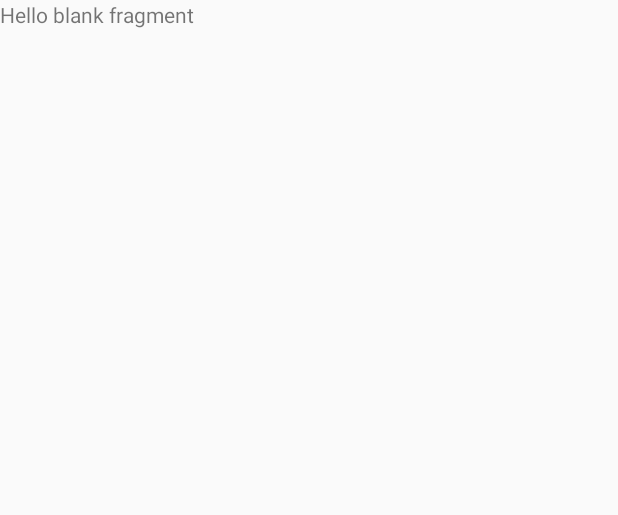
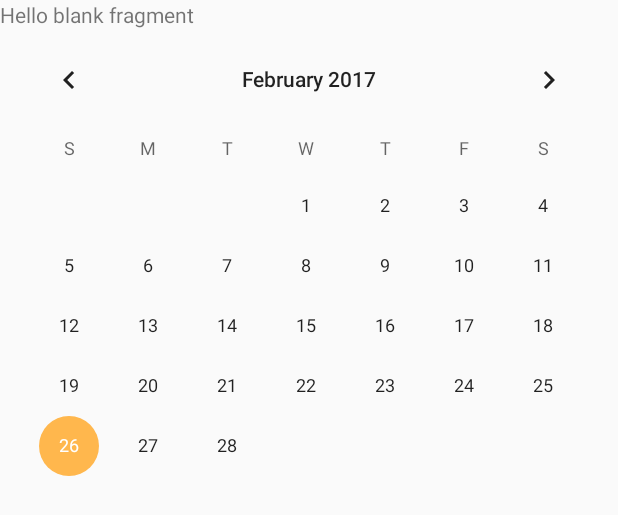
Before and after one commit to razvandalca/iStud-Android, an Android app: the layout fragment_calendar.xml on its own in the app's theme, with its tools: preview values and no code run, on a phone screen of 412 x 824 dp. Shown: the top 515 px of the screen. Run offline under Robolectric (Android 15) with nearby library versions, the phone set to English and light mode, and no system bars.

Commit message:
Avem calendaaar

```diff
--- a/app/src/main/java/ro/horiacalin/istud/EcranPrincipalActivity.java
+++ b/app/src/main/java/ro/horiacalin/istud/EcranPrincipalActivity.java
@@ -19,6 +19,7 @@ public class EcranPrincipalActivity extends AppCompatActivity {
 
     public ViewPager viewPager;
     public ViewPageAdapter viewPageAdapter;
+    public final int numarFragmente = 2;
 
     @Override
     protected void onCreate(@Nullable Bundle savedInstanceState) {
@@ -26,7 +27,7 @@ public class EcranPrincipalActivity extends AppCompatActivity {
         setContentView(R.layout.ecran_principal);
 
         viewPager = (ViewPager) findViewById(R.id.pager);
-        viewPageAdapter = new ViewPageAdapter(getSupportFragmentManager(), 2);
+        viewPageAdapter = new ViewPageAdapter(getSupportFragmentManager(), numarFragmente);
         viewPager.setAdapter(viewPageAdapter);
 
         final NavigationTabBar navigationTabBar = (NavigationTabBar) findViewById(R.id.ntb);
--- a/app/src/main/res/layout/ecran_principal.xml
+++ b/app/src/main/res/layout/ecran_principal.xml
@@ -18,4 +18,6 @@
         android:layout_width="match_parent"
         android:layout_height="match_parent" />
 
+
+
 </LinearLayout>
--- a/app/src/main/res/layout/fragment_calendar.xml
+++ b/app/src/main/res/layout/fragment_calendar.xml
@@ -1,4 +1,4 @@
-<FrameLayout xmlns:android="http://schemas.android.com/apk/res/android"
+<RelativeLayout xmlns:android="http://schemas.android.com/apk/res/android"
     xmlns:tools="http://schemas.android.com/tools"
     android:layout_width="match_parent"
     android:layout_height="match_parent"
@@ -8,7 +8,13 @@
     <TextView
         android:id="@+id/infoTextView"
         android:layout_width="match_parent"
-        android:layout_height="match_parent"
+        android:layout_height="wrap_content"
         android:text="@string/hello_blank_fragment" />
 
-</FrameLayout>
+    <CalendarView
+        android:id="@+id/calendarView"
+        android:layout_width="match_parent"
+        android:layout_height="match_parent"
+        android:layout_below="@id/infoTextView"></CalendarView>
+
+</RelativeLayout>
```
